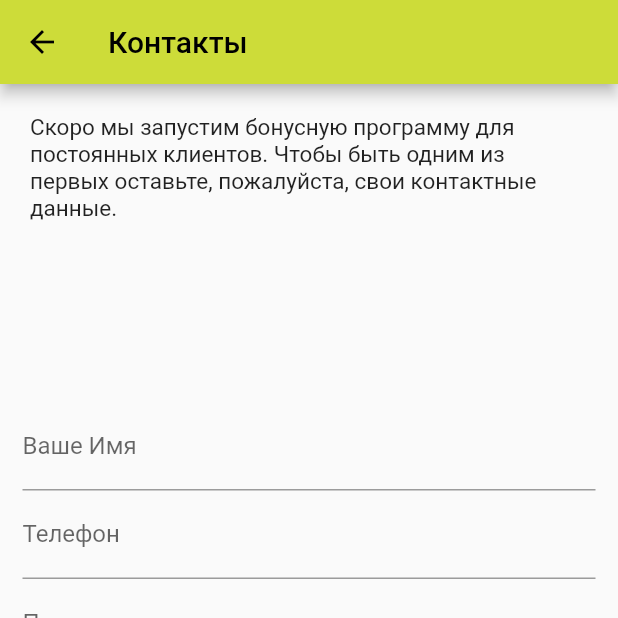
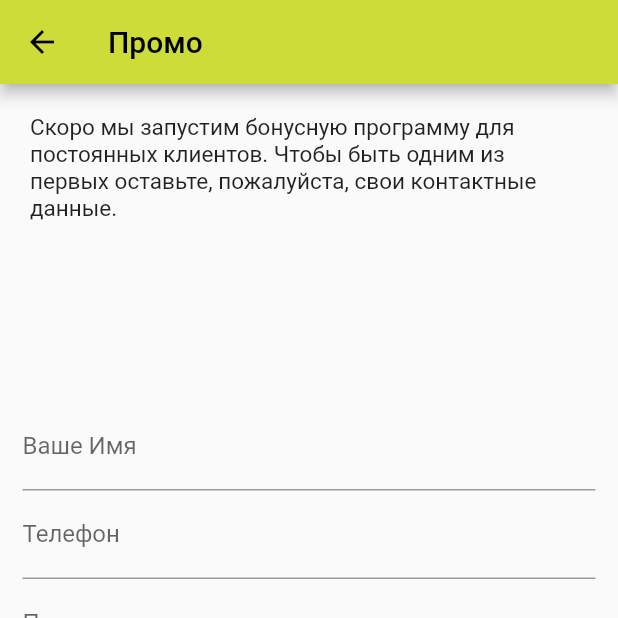
Before and after one commit to AgeDim/liga_shin_test, a Flutter app: the PromoPage screen opened by its route, on a phone screen of 412 x 824 dp, the top half of it. Run offline on Flutter 3.47's test engine with Material 2 defaults, Android fonts, the phone set to English and light mode, and no system bars; our stand-ins replace geolocator; missing offline and left inert: yandex_mapkit.

Commit message:
fixed title in Promo page

```diff
--- a/lib/features/promo_page/promo_page.dart
+++ b/lib/features/promo_page/promo_page.dart
@@ -41,7 +41,7 @@ class _PromoPageState extends State<PromoPage> {
       appBar: AppBar(
         backgroundColor: Colors.lime,
         title: const Text(
-          "Контакты",
+          "Промо",
           style: TextStyle(color: Colors.black),
         ),
         iconTheme: const IconThemeData(color: Colors.black),
```
